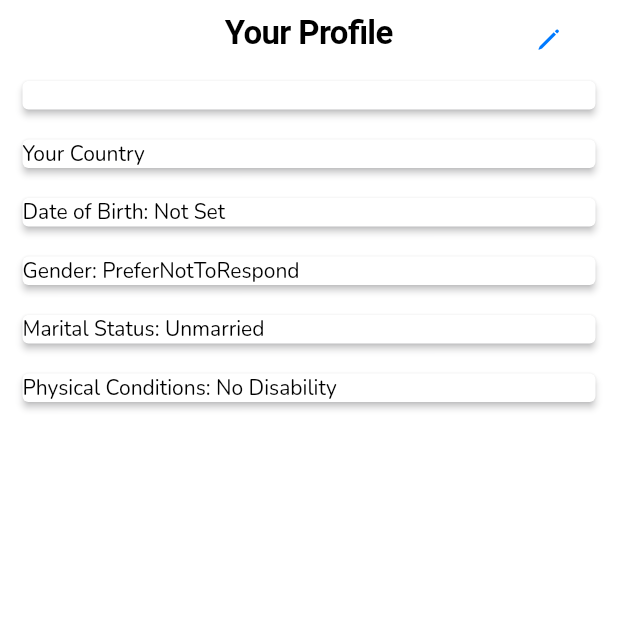
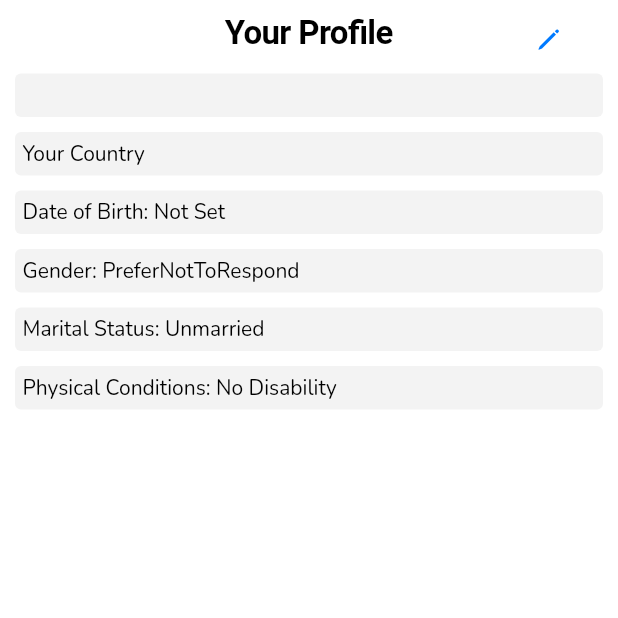
Before and after one commit to omparaday/goodness, a Flutter app: the ProfilePage screen opened directly, on a phone screen of 412 x 824 dp, the top half of it. Run offline on Flutter 3.47's test engine with Material 2 defaults, Android fonts, the phone set to English and light mode, and no system bars; our stand-ins replace google_fonts, shared_preferences, sprintf; missing offline and left inert: shared_preferences_web; accounts and stored records are empty.

Commit message:
Fix decorated widgets to use bg color with alpha

```diff
--- a/lib/main.dart
+++ b/lib/main.dart
@@ -133,7 +133,7 @@ class _MainState extends State<Main> {
                       decoration: BoxDecoration(
                           color: CupertinoDynamicColor.withBrightness(
                         color: Color.fromARGB(140, 60, 60, 60),
-                        darkColor: Color.fromARGB(140, 300, 300, 300),
+                        darkColor: Color.fromARGB(140, 255, 255, 255),
                       )),
                       child: Column(
                           mainAxisAlignment: MainAxisAlignment.end,
--- a/lib/widgets/DecoratedText.dart
+++ b/lib/widgets/DecoratedText.dart
@@ -1,28 +1,33 @@
 import 'package:flutter/cupertino.dart';
-import 'package:flutter/material.dart';
 
 class DecoratedText extends StatelessWidget {
-  const DecoratedText(String this._text, {Key? key, TextStyle? this.textStyle})
+  const DecoratedText(String this._text,
+      {Key? key, TextStyle? this.textStyle, Color? this.backgroundColor})
       : super(key: key);
 
   final String _text;
   final TextStyle? textStyle;
+  final Color? backgroundColor;
 
   @override
   Widget build(BuildContext context) {
     final mediaQuery = MediaQuery.of(context);
     return Container(
         margin: const EdgeInsets.only(top: 5.0, bottom: 5.0),
-        padding: const EdgeInsets.all(5.0),
-        width: mediaQuery.size.width,
         child: PhysicalModel(
-            color: CupertinoTheme.of(context).scaffoldBackgroundColor,
-            elevation: 2,
+            color: CupertinoDynamicColor.resolve(
+                backgroundColor ??
+                    CupertinoDynamicColor.withBrightness(
+                        color: Color.fromARGB(125, 230, 230, 230),
+                        darkColor: Color.fromARGB(125, 70, 70, 70)),
+                context),
             borderRadius: BorderRadius.all(Radius.circular(4)),
-            shadowColor: CupertinoColors.opaqueSeparator,
-            child: Text(
-              _text,
-              style: textStyle,
-            )));
+            child: Container(
+                padding: const EdgeInsets.all(5.0),
+                width: mediaQuery.size.width,
+                child: Text(
+                  _text,
+                  style: textStyle,
+                ))));
   }
 }
```
Also changed, not shown: lib/history.dart (+26 -13 lines), lib/widgets/DecoratedWidget.dart (+9 -6 lines).
